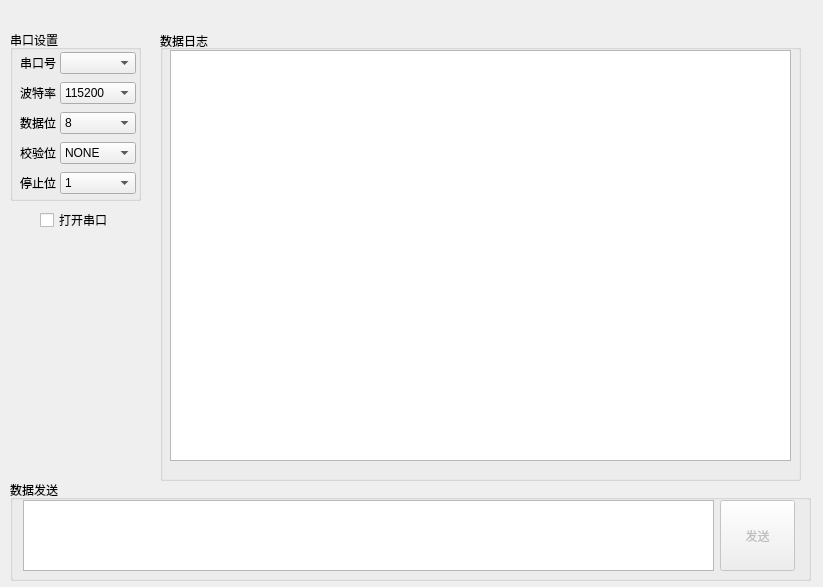
This is mainwindow.ui in 519984307/myQTserialWin as Qt 5 draws it before an edit. The edited form follows.
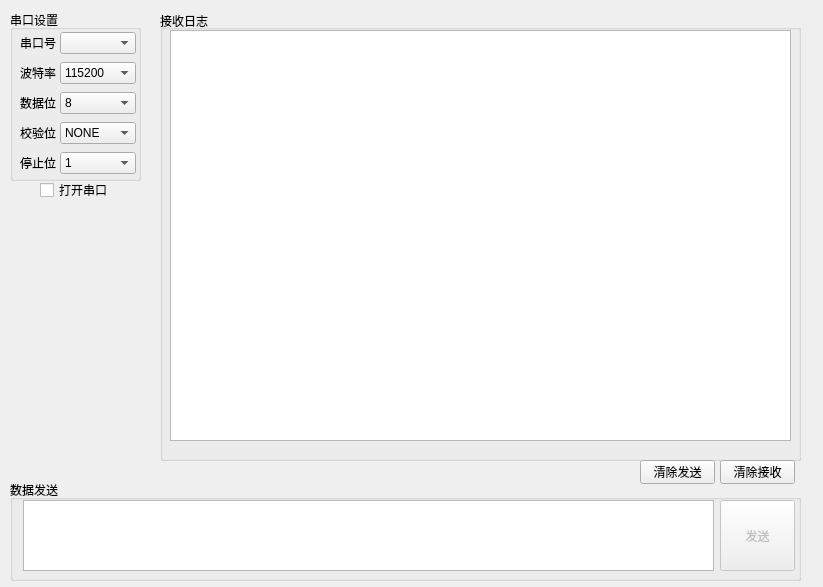
This is the edited form.

Commit message: 新增接收和发送窗口清除按钮

```diff
--- a/mainwindow.ui
+++ b/mainwindow.ui
@@ -18,13 +18,13 @@
     <property name="geometry">
      <rect>
       <x>160</x>
-      <y>30</y>
+      <y>10</y>
       <width>641</width>
       <height>451</height>
      </rect>
     </property>
     <property name="title">
-     <string>数据日志</string>
+     <string>接收日志</string>
     </property>
     <property name="alignment">
      <set>Qt::AlignLeading|Qt::AlignLeft|Qt::AlignVCenter</set>
@@ -45,7 +45,7 @@
      <rect>
       <x>10</x>
       <y>480</y>
-      <width>801</width>
+      <width>791</width>
       <height>101</height>
      </rect>
     </property>
@@ -83,7 +83,7 @@
     <property name="geometry">
      <rect>
       <x>10</x>
-      <y>30</y>
+      <y>10</y>
       <width>131</width>
       <height>171</height>
      </rect>
@@ -282,7 +282,7 @@
     <property name="geometry">
      <rect>
       <x>40</x>
-      <y>210</y>
+      <y>180</y>
       <width>71</width>
       <height>20</height>
      </rect>
@@ -291,6 +291,32 @@
      <string>打开串口</string>
     </property>
    </widget>
+   <widget class="QPushButton" name="clearRxLog">
+    <property name="geometry">
+     <rect>
+      <x>720</x>
+      <y>460</y>
+      <width>75</width>
+      <height>24</height>
+     </rect>
+    </property>
+    <property name="text">
+     <string>清除接收</string>
+    </property>
+   </widget>
+   <widget class="QPushButton" name="clearTxLog">
+    <property name="geometry">
+     <rect>
+      <x>640</x>
+      <y>460</y>
+      <width>75</width>
+      <height>24</height>
+     </rect>
+    </property>
+    <property name="text">
+     <string>清除发送</string>
+    </property>
+   </widget>
   </widget>
  </widget>
  <resources/>
```
The commit also changes 2 other files.
